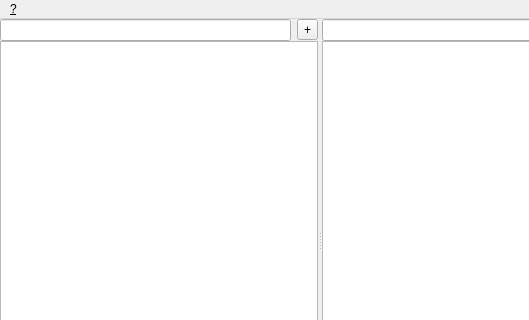
First picture: the form in main.ui, repository dmych/cn, before the edit; both pictures show x 0 to 529 and y 0 to 320 of the 640 by 482 pixel window.
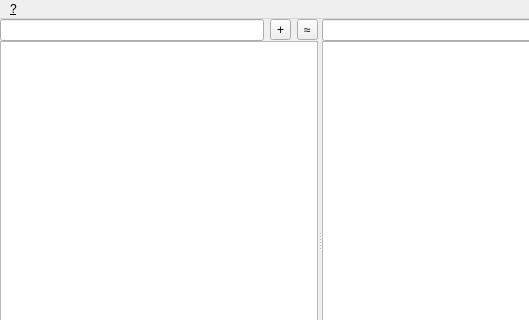
Second picture: the form after the edit. Icons and pictures are not drawn.

Commit message: Preparing to implement Simplenote sync...

Patch:
```diff
--- a/main.ui
+++ b/main.ui
@@ -66,6 +66,16 @@
             </property>
            </widget>
           </item>
+          <item>
+           <widget class="QToolButton" name="syncButton">
+            <property name="toolTip">
+             <string>Start sync with Simplenote (Ctrl+S)</string>
+            </property>
+            <property name="text">
+             <string>≈</string>
+            </property>
+           </widget>
+          </item>
          </layout>
         </item>
         <item>
```
The commit also changes 2 other files.
